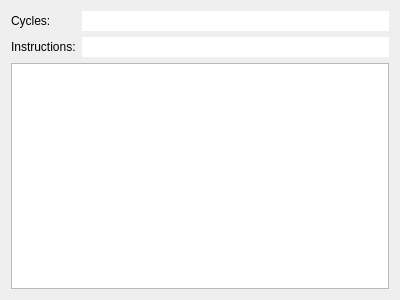
Old version of the form pep9asm/executionstatisticswidget.ui in the repository StanWarford/pep9suite.
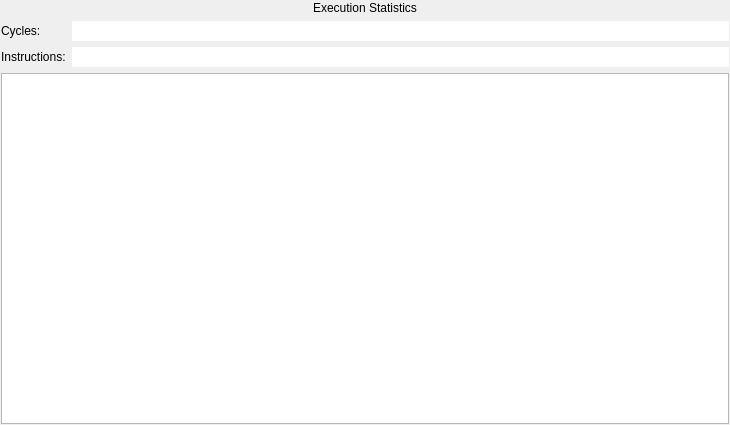
New version of the form.

```diff
--- a/pep9asm/executionstatisticswidget.ui
+++ b/pep9asm/executionstatisticswidget.ui
@@ -6,15 +6,116 @@
    <rect>
     <x>0</x>
     <y>0</y>
-    <width>400</width>
-    <height>300</height>
+    <width>730</width>
+    <height>425</height>
    </rect>
   </property>
   <property name="windowTitle">
    <string>Form</string>
   </property>
   <layout class="QGridLayout" name="gridLayout_2">
+   <property name="leftMargin">
+    <number>1</number>
+   </property>
+   <property name="topMargin">
+    <number>1</number>
+   </property>
+   <property name="rightMargin">
+    <number>1</number>
+   </property>
+   <property name="bottomMargin">
+    <number>1</number>
+   </property>
    <item row="0" column="0">
+    <widget class="QLabel" name="statsLabel">
+     <property name="sizePolicy">
+      <sizepolicy hsizetype="Preferred" vsizetype="Maximum">
+       <horstretch>0</horstretch>
+       <verstretch>0</verstretch>
+      </sizepolicy>
+     </property>
+     <property name="palette">
+      <palette>
+       <active>
+        <colorrole role="Base">
+         <brush brushstyle="SolidPattern">
+          <color alpha="255">
+           <red>255</red>
+           <green>255</green>
+           <blue>255</blue>
+          </color>
+         </brush>
+        </colorrole>
+        <colorrole role="Window">
+         <brush brushstyle="SolidPattern">
+          <color alpha="255">
+           <red>104</red>
+           <green>173</green>
+           <blue>245</blue>
+          </color>
+         </brush>
+        </colorrole>
+       </active>
+       <inactive>
+        <colorrole role="Base">
+         <brush brushstyle="SolidPattern">
+          <color alpha="255">
+           <red>255</red>
+           <green>255</green>
+           <blue>255</blue>
+          </color>
+         </brush>
+        </colorrole>
+        <colorrole role="Window">
+         <brush brushstyle="SolidPattern">
+          <color alpha="255">
+           <red>104</red>
+           <green>173</green>
+           <blue>245</blue>
+          </color>
+         </brush>
+        </colorrole>
+       </inactive>
+       <disabled>
+        <colorrole role="Base">
+         <brush brushstyle="SolidPattern">
+          <color alpha="255">
+           <red>104</red>
+           <green>173</green>
+           <blue>245</blue>
+          </color>
+         </brush>
+        </colorrole>
+        <colorrole role="Window">
+         <brush brushstyle="SolidPattern">
+          <color alpha="255">
+           <red>104</red>
+           <green>173</green>
+           <blue>245</blue>
+          </color>
+         </brush>
+        </colorrole>
+       </disabled>
+      </palette>
+     </property>
+     <property name="frameShape">
+      <enum>QFrame::Panel</enum>
+     </property>
+     <property name="frameShadow">
+      <enum>QFrame::Plain</enum>
+     </property>
+     <property name="lineWidth">
+      <number>0</number>
+     </property>
+     <property name="text">
+      <string>Execution Statistics</string>
+     </property>
+     <property name="alignment">
+      <set>Qt::AlignCenter</set>
+     </property>
+    </widget>
+   </item>
+   <item row="1" column="0">
     <layout class="QGridLayout" name="gridLayout">
      <item row="0" column="0">
       <widget class="QLabel" name="label">
```
